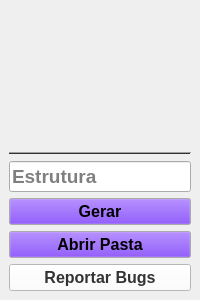
Above: resources/uis/main.ui from foxtec198/Desktop_GQR before the change. Below: the same form after it.
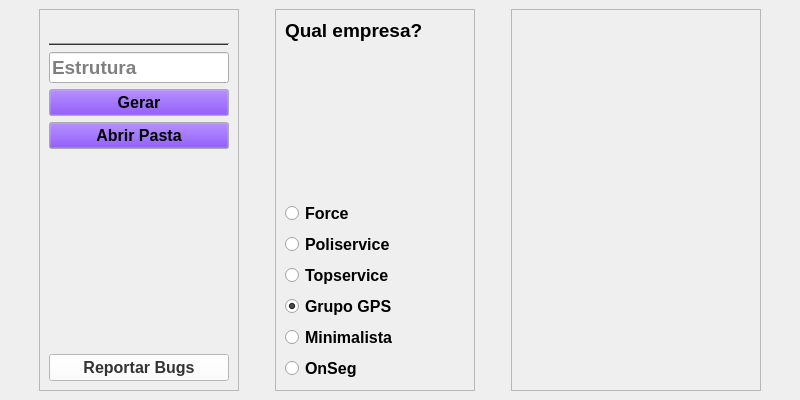
That is the form after the change. Icons and pictures are not drawn.

What changed in the file:
```diff
--- a/resources/uis/main.ui
+++ b/resources/uis/main.ui
@@ -12,8 +12,8 @@
    <rect>
     <x>0</x>
     <y>0</y>
-    <width>200</width>
-    <height>300</height>
+    <width>800</width>
+    <height>400</height>
    </rect>
   </property>
   <property name="sizePolicy">
@@ -24,14 +24,14 @@
   </property>
   <property name="minimumSize">
    <size>
-    <width>200</width>
-    <height>300</height>
+    <width>800</width>
+    <height>400</height>
    </size>
   </property>
   <property name="maximumSize">
    <size>
-    <width>500</width>
-    <height>238</height>
+    <width>800</width>
+    <height>400</height>
    </size>
   </property>
   <property name="palette">
@@ -159,6 +159,29 @@
   <widget class="QWidget" name="centralwidget">
    <layout class="QVBoxLayout" name="verticalLayout_2">
     <item>
+     <layout class="QHBoxLayout" name="horizontalLayout">
+      <item>
+       <widget class="QFrame" name="frame">
+        <property name="minimumSize">
+         <size>
+          <width>20</width>
+          <height>50</height>
+         </size>
+        </property>
+        <property name="maximumSize">
+         <size>
+          <width>200</width>
+          <height>16777215</height>
+         </size>
+        </property>
+        <property name="frameShape">
+         <enum>QFrame::StyledPanel</enum>
+        </property>
+        <property name="frameShadow">
+         <enum>QFrame::Raised</enum>
+        </property>
+        <layout class="QVBoxLayout" name="verticalLayout">
+         <item>
      <widget class="QLabel" name="label">
       <property name="text">
        <string/>
@@ -242,6 +265,19 @@
       </property>
      </widget>
     </item>
+         <item>
+          <spacer name="verticalSpacer_2">
+           <property name="orientation">
+            <enum>Qt::Vertical</enum>
+           </property>
+           <property name="sizeHint" stdset="0">
+            <size>
+             <width>20</width>
+             <height>40</height>
+            </size>
+           </property>
+          </spacer>
+         </item>
     <item>
      <widget class="QPushButton" name="gitBtn">
       <property name="font">
@@ -274,6 +310,136 @@
        </size>
       </property>
      </widget>
+         </item>
+        </layout>
+       </widget>
+      </item>
+      <item>
+       <widget class="QFrame" name="frame_2">
+        <property name="maximumSize">
+         <size>
+          <width>200</width>
+          <height>16777215</height>
+         </size>
+        </property>
+        <property name="frameShape">
+         <enum>QFrame::StyledPanel</enum>
+        </property>
+        <property name="frameShadow">
+         <enum>QFrame::Raised</enum>
+        </property>
+        <layout class="QVBoxLayout" name="verticalLayout_3">
+         <item>
+          <widget class="QLabel" name="label_2">
+           <property name="font">
+            <font>
+             <pointsize>14</pointsize>
+            </font>
+           </property>
+           <property name="text">
+            <string>Qual empresa?</string>
+           </property>
+          </widget>
+         </item>
+         <item>
+          <spacer name="verticalSpacer">
+           <property name="orientation">
+            <enum>Qt::Vertical</enum>
+           </property>
+           <property name="sizeHint" stdset="0">
+            <size>
+             <width>20</width>
+             <height>40</height>
+            </size>
+           </property>
+          </spacer>
+         </item>
+         <item>
+          <widget class="QRadioButton" name="radioButton_4">
+           <property name="text">
+            <string>Force</string>
+           </property>
+          </widget>
+         </item>
+         <item>
+          <widget class="QRadioButton" name="radioButton_3">
+           <property name="text">
+            <string>Poliservice</string>
+           </property>
+          </widget>
+         </item>
+         <item>
+          <widget class="QRadioButton" name="radioButton">
+           <property name="text">
+            <string>Topservice</string>
+           </property>
+          </widget>
+         </item>
+         <item>
+          <widget class="QRadioButton" name="radioButton_6">
+           <property name="text">
+            <string>Grupo GPS</string>
+           </property>
+           <property name="checked">
+            <bool>true</bool>
+           </property>
+          </widget>
+         </item>
+         <item>
+          <widget class="QRadioButton" name="radioButton_2">
+           <property name="text">
+            <string>Minimalista</string>
+           </property>
+          </widget>
+         </item>
+         <item>
+          <widget class="QRadioButton" name="radioButton_5">
+           <property name="text">
+            <string>OnSeg</string>
+           </property>
+          </widget>
+         </item>
+        </layout>
+       </widget>
+      </item>
+      <item>
+       <widget class="QFrame" name="frame_3">
+        <property name="maximumSize">
+         <size>
+          <width>250</width>
+          <height>16777215</height>
+         </size>
+        </property>
+        <property name="frameShape">
+         <enum>QFrame::StyledPanel</enum>
+        </property>
+        <property name="frameShadow">
+         <enum>QFrame::Raised</enum>
+        </property>
+        <layout class="QVBoxLayout" name="verticalLayout_4">
+         <item>
+          <widget class="QLabel" name="label_3">
+           <property name="maximumSize">
+            <size>
+             <width>250</width>
+             <height>16777215</height>
+            </size>
+           </property>
+           <property name="text">
+            <string/>
+           </property>
+           <property name="pixmap">
+            <pixmap>../scr/modelo.png</pixmap>
+           </property>
+           <property name="scaledContents">
+            <bool>true</bool>
+           </property>
+          </widget>
+         </item>
+        </layout>
+       </widget>
+      </item>
+     </layout>
     </item>
    </layout>
   </widget>
```
Lines whose indentation alone changed are shown as unchanged.
